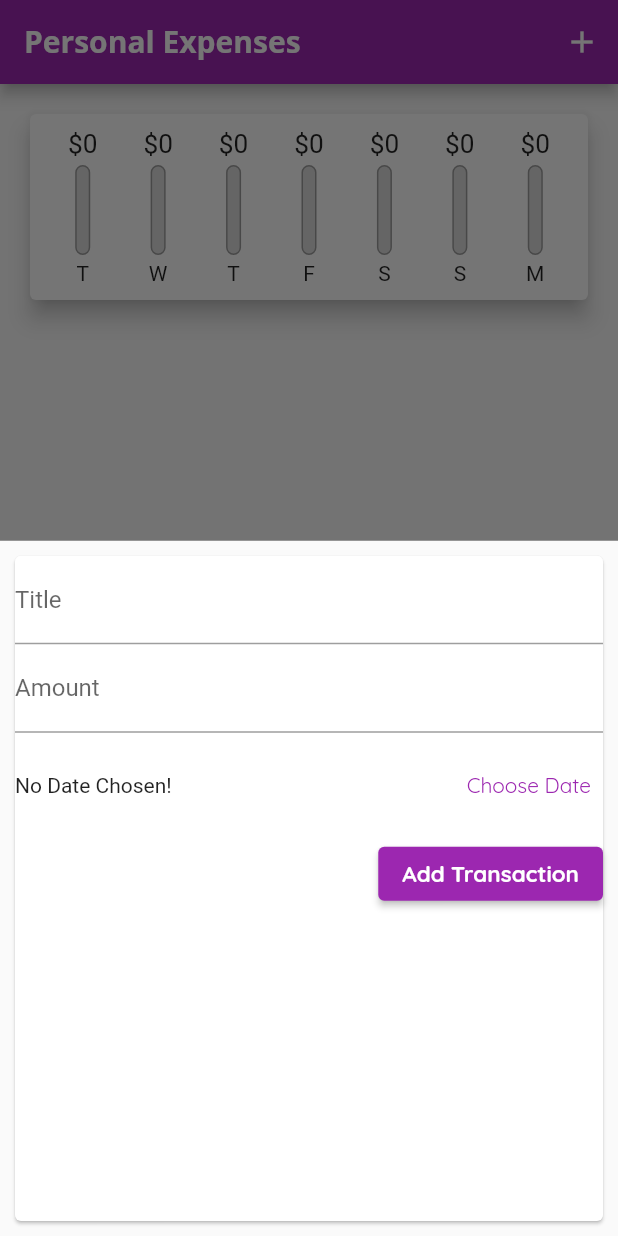
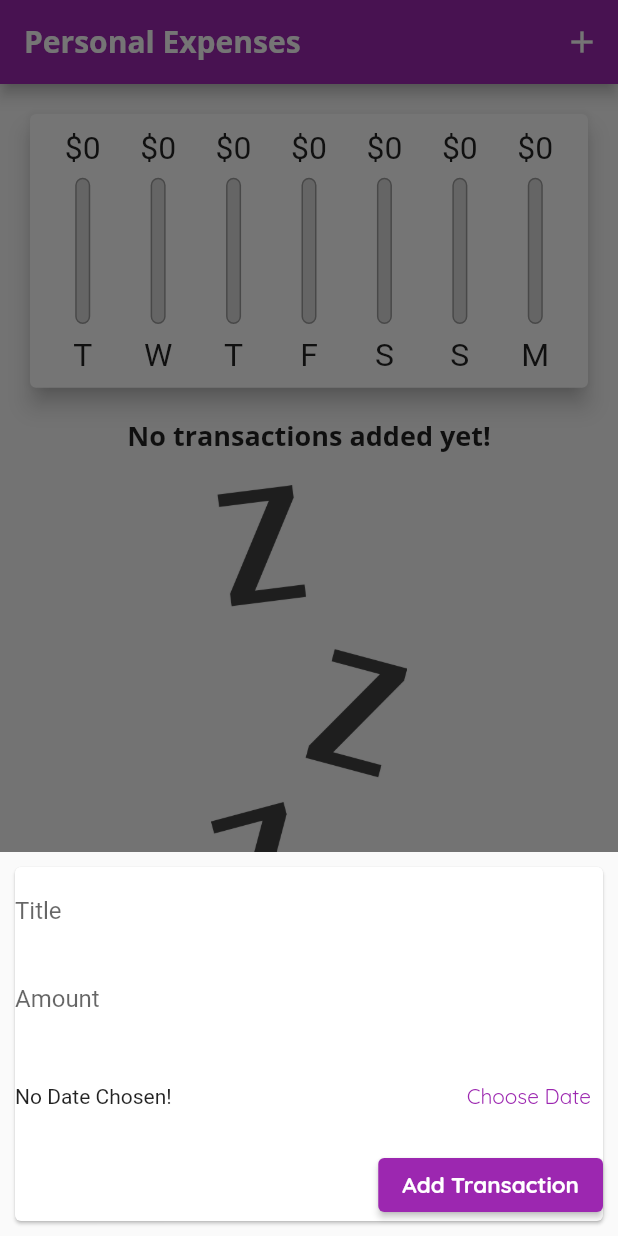
Before and after one commit to amirhossein-jahangiri/Personal_Expenses, a Flutter app: the screen it shows after launch, after a tap on the "add" icon, on a phone screen of 412 x 824 dp. Run offline on Flutter 3.47's test engine with Material 2 defaults, Android fonts, the phone set to English and light mode, and no system bars.

Commit message:
adding responsive layout to this application

```diff
--- a/lib/home_screen.dart
+++ b/lib/home_screen.dart
@@ -25,7 +25,10 @@ class _HomeScreenState extends State<HomeScreen> {
     // ),
   ];
 
-  void _addNewTransaction(String txtTitle, double txtAmount , DateTime chosenDate) {
+  bool _isActiveChart = false;
+
+  void _addNewTransaction(
+      String txtTitle, double txtAmount, DateTime chosenDate) {
     final Transaction newTransaction = Transaction(
       id: DateTime.now().toString(),
       title: txtTitle,
@@ -39,6 +42,7 @@ class _HomeScreenState extends State<HomeScreen> {
   }
 
   void _startAddNewTransaction(BuildContext context) {
+    setState(() {});
     showModalBottomSheet(
       context: context,
       builder: (_) {
@@ -52,23 +56,25 @@ class _HomeScreenState extends State<HomeScreen> {
     );
   }
 
-  void _deleteTransaction(String id){
+  void _deleteTransaction(String id) {
     setState(() {
       _transactions.removeWhere((thisone) => thisone.id == id);
     });
   }
 
- List<Transaction> get _recentTransactions{
+  List<Transaction> get _recentTransactions {
     return _transactions.where((thisone) {
       final DateTime today = DateTime.now();
       final late = today.subtract(Duration(days: 7));
       return thisone.date!.isAfter(late);
     }).toList();
- }
-
+  }
 
   @override
   Widget build(BuildContext context) {
+    var mediaQuery = MediaQuery.of(context);
+    Size size = mediaQuery.size;
+    final bool _isLandscape = mediaQuery.orientation == Orientation.landscape;
     return Scaffold(
       appBar: AppBar(
         title: Text('Personal Expenses'),
@@ -83,10 +89,42 @@ class _HomeScreenState extends State<HomeScreen> {
         child: Column(
           mainAxisAlignment: MainAxisAlignment.start,
           crossAxisAlignment: CrossAxisAlignment.stretch,
-
           children: <Widget>[
-            Chart(_transactions),
-            TransactionList(_transactions , _deleteTransaction),
+            if (_isLandscape)
+              Row(
+                mainAxisAlignment: MainAxisAlignment.center,
+                children: <Widget>[
+                  Text('Show Chart'),
+                  Switch(
+                    value: _isActiveChart,
+                    onChanged: (value) {
+                      setState(() {
+                        _isActiveChart = value;
+                      });
+                    },
+                  ),
+                ],
+              ),
+            if (!_isLandscape)
+              Container(
+                height: size.height * 0.27,
+                child: Chart(_recentTransactions),
+              ),
+            if (!_isLandscape)
+              Container(
+                height: size.height * 0.6,
+                child: TransactionList(_transactions, _deleteTransaction),
+              ),
+            if (_isLandscape)
+              _isActiveChart
+                  ? Container(
+                      height: size.height * 0.5,
+                      child: Chart(_recentTransactions),
+                    )
+                  : Container(
+                      height: size.height * 0.6,
+                      child: TransactionList(_transactions, _deleteTransaction),
+                    ),
           ],
         ),
       ),
--- a/lib/main.dart
+++ b/lib/main.dart
@@ -1,7 +1,15 @@
 import 'package:flutter/material.dart';
 import './home_screen.dart';
+import 'package:flutter/services.dart';
 
-void main() => runApp(MyApp());
+void main() {
+  // WidgetsFlutterBinding.ensureInitialized();
+  // SystemChrome.setPreferredOrientations([
+  //   DeviceOrientation.portraitUp,
+  //   DeviceOrientation.portraitDown,
+  // ]);
+  runApp(MyApp());
+}
 
 class MyApp extends StatelessWidget {
   @override
@@ -14,7 +22,6 @@ class MyApp extends StatelessWidget {
         accentColor: Colors.amber,
         errorColor: Colors.red,
         fontFamily: 'Quicksand',
-
         textTheme: ThemeData.light().textTheme.copyWith(
           headline6: TextStyle(
             fontFamily: 'OpenSans',
--- a/lib/widgets/chart.dart
+++ b/lib/widgets/chart.dart
@@ -21,9 +21,6 @@ class Chart extends StatelessWidget {
           totalSum += recentTransactions[i].amount!;
         }
       }
-
-      print(DateFormat.E().format(wekday));
-      print(totalSum);
       return {
         'day': DateFormat.E().format(wekday).substring(0,1),
         'amount':totalSum,
--- a/lib/widgets/chart_bar.dart
+++ b/lib/widgets/chart_bar.dart
@@ -13,18 +13,19 @@ class ChartBar extends StatelessWidget {
 
   @override
   Widget build(BuildContext context) {
-    print('chart bar - total spending is ${spendingPctOfTotal}');
+    return LayoutBuilder(
+      builder: (context, constraints) {
         return Column(
           children: [
             Container(
-          height: 20.0,
+              height: constraints.maxHeight * 0.15,
               child: FittedBox(
                 child: Text('\$${spendingAmount!.toStringAsFixed(0)}'),
               ),
             ),
-        SizedBox(height: 4),
+            SizedBox(height: constraints.maxHeight * 0.05),
             Container(
-          height: 60,
+              height: constraints.maxHeight * 0.6,
               width: 10,
               child: Stack(
                 children: [
@@ -47,9 +48,15 @@ class ChartBar extends StatelessWidget {
                 ],
               ),
             ),
-        SizedBox(height: 4),
-        Text(label!),
+            SizedBox(height: constraints.maxHeight * 0.05),
+            Container(
+              height: constraints.maxHeight * 0.15,
+              child: FittedBox(child: Text(label!)),
+            ),
+
           ],
+        );
+      },
     );
   }
 }
--- a/lib/widgets/new_transaction.dart
+++ b/lib/widgets/new_transaction.dart
@@ -27,12 +27,6 @@ class _NewTransactionState extends State<NewTransaction> {
       initialDate: DateTime.now(),
       firstDate: DateTime(2021),
       lastDate: DateTime.now(),
-      builder: (BuildContext context, Widget? child) {
-        return Theme(
-          data: ThemeData.dark(),
-          child: child!,
-        );
-      },
     ).then((pickedDate) {
       if (pickedDate == null) return;
       setState(() {
@@ -43,19 +37,28 @@ class _NewTransactionState extends State<NewTransaction> {
 
   @override
   Widget build(BuildContext context) {
-    return Card(
-      margin: EdgeInsets.all(10.0),
+    var mediaQuery = MediaQuery.of(context);
+    return SingleChildScrollView(
+      child: Card(
+        margin: EdgeInsets.only(
+          right: 10,
+          left: 10,
+          top: 10,
+          bottom: mediaQuery.viewInsets.bottom + 10,
+        ),
         child: Column(
           crossAxisAlignment: CrossAxisAlignment.end,
           children: [
             TextField(
               controller: _titleController,
-            decoration: InputDecoration(labelText: 'Title'),
+              decoration:
+                  InputDecoration(labelText: 'Title', border: InputBorder.none),
               onSubmitted: (_) => _submitTransaction,
             ),
             TextField(
               controller: _amountController,
-            decoration: InputDecoration(labelText: 'Amount'),
+              decoration:
+                  InputDecoration(labelText: 'Amount', border: InputBorder.none),
               keyboardType: TextInputType.number,
               onSubmitted: (_) => _submitTransaction,
             ),
@@ -95,6 +98,7 @@ class _NewTransactionState extends State<NewTransaction> {
             ),
           ],
         ),
+      ),
     );
   }
 }
--- a/lib/widgets/transactions_list.dart
+++ b/lib/widgets/transactions_list.dart
@@ -9,14 +9,28 @@ class TransactionList extends StatelessWidget {
 
   @override
   Widget build(BuildContext context) {
-    Size size = MediaQuery.of(context).size;
-    return Container(
-       height: size.height * 0.6,
-      child: transactions.isEmpty
-          ? Center(child: Text(
-        'Please Add New Transaction',
+    var mediaQuery = MediaQuery.of(context);
+    return transactions.isEmpty
+        ? LayoutBuilder(
+            builder: (context, constraints) {
+              return Column(
+                children: [
+                  Text(
+                    'No transactions added yet!',
                     style: Theme.of(context).textTheme.headline6,
-      ))
+                  ),
+                  SizedBox(height: 20),
+                  Container(
+                    height: constraints.maxHeight * 0.6,
+                    child: Image.asset(
+                      'assets/images/waiting.png',
+                      fit: BoxFit.cover,
+                    ),
+                  ),
+                ],
+              );
+            },
+          )
         : ListView.builder(
             itemCount: transactions.length,
             itemBuilder: (context, index) {
@@ -47,7 +61,21 @@ class TransactionList extends StatelessWidget {
                   subtitle: Text(
                     DateFormat.yMMMd().format(transactions[index].date!),
                   ),
-                    trailing: IconButton(
+                  trailing:mediaQuery.size.width > 450
+                      ? TextButton.icon(
+                          onPressed: () =>
+                              deleteTransaction(transactions[index].id),
+                          icon: Icon(
+                            Icons.delete,
+                            color: Theme.of(context).errorColor,
+                          ),
+                          label: Text(
+                            'Delete',
+                            style:
+                                TextStyle(color: Theme.of(context).errorColor),
+                          ),
+                        )
+                      : IconButton(
                           onPressed: () =>
                               deleteTransaction(transactions[index].id),
                           icon: Icon(
@@ -58,7 +86,6 @@ class TransactionList extends StatelessWidget {
                 ),
               );
             },
-            ),
           );
   }
 }
--- a/pubspec.yaml
+++ b/pubspec.yaml
@@ -46,8 +46,8 @@ flutter:
   uses-material-design: true
 
   # To add assets to your application, add an assets section, like this:
-  # assets:
-  #   - images/a_dot_burr.jpeg
+  assets:
+     - assets/images/
   #   - images/a_dot_ham.jpeg
 
   # An image asset can refer to one or more resolution-specific "variants", see
```
Also changed, not shown: assets/images/waiting.png (added). Lines whose indentation alone changed are shown as unchanged.
